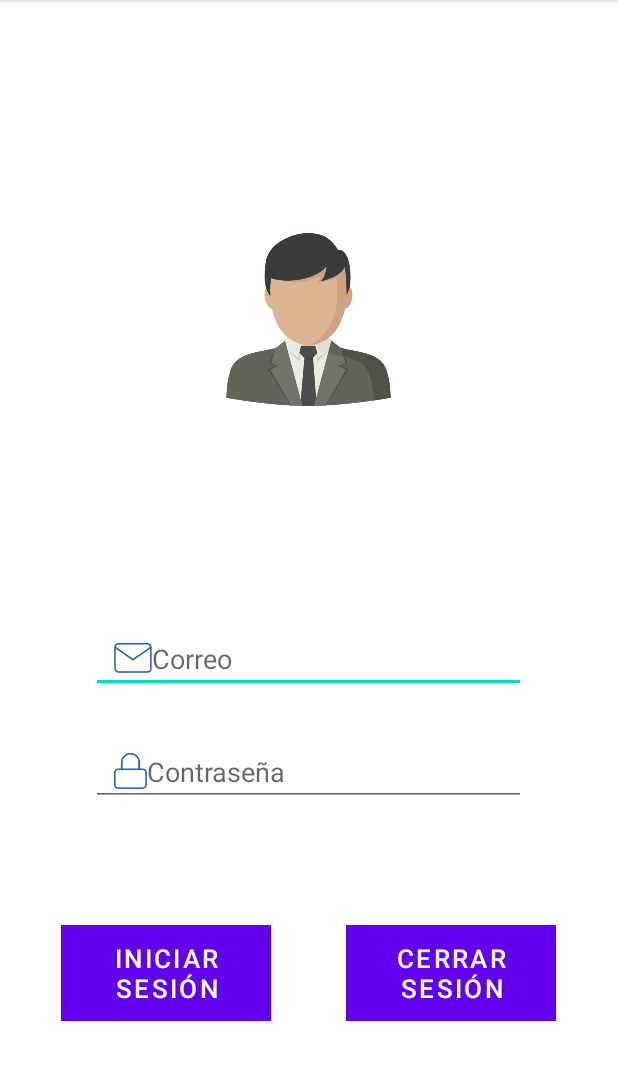
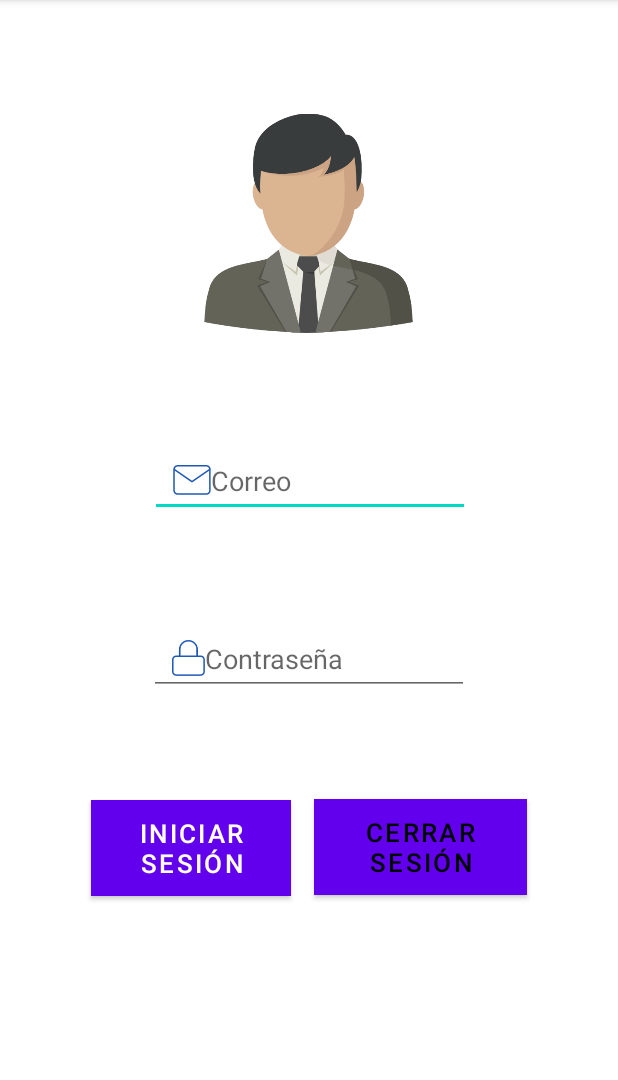
Before and after one commit to MooshroomBear/login-app, an Android app: the screen it shows after launch (MainActivity), on a phone screen of 412 x 824 dp, the part 84-1164 px from its top. Run offline under Robolectric (Android 15) with nearby library versions, the phone set to English and light mode, and no system bars.

Commit message:
Aplicación corregida

```diff
--- a/app/src/main/res/layout/activity_main.xml
+++ b/app/src/main/res/layout/activity_main.xml
@@ -10,7 +10,7 @@
         android:layout_width="match_parent"
         android:layout_height="match_parent">
 
-        <LinearLayout
+        <androidx.constraintlayout.widget.ConstraintLayout
             android:id="@+id/linearLayout"
             android:layout_width="match_parent"
             android:layout_height="match_parent"
@@ -22,80 +22,79 @@
 
             <ImageView
                 android:id="@+id/imageView"
-                android:layout_width="150dp"
-                android:layout_height="115dp"
-                android:layout_marginTop="68dp"
+                android:layout_width="146dp"
+                android:layout_height="156dp"
+                app:layout_constraintBottom_toTopOf="@+id/txtMail"
                 app:layout_constraintEnd_toEndOf="parent"
-                app:loyout_constraintStart_toStart="parent"
-                app:srcCompat="@drawable/icon_user"/>
+                app:layout_constraintHorizontal_bias="0.497"
+                app:layout_constraintStart_toStartOf="parent"
+                app:layout_constraintTop_toTopOf="parent"
 
-            <LinearLayout
-                android:id="@+id/linearLayout5"
-                android:layout_width="330dp"
-                android:layout_height="200dp"
-                android:layout_marginTop="76dp"
-                android:orientation="vertical"
-                tools:ignore="MissingConstraints">
+                app:srcCompat="@drawable/icon_user" />
 
             <EditText
                 android:id="@+id/txtMail"
-                    android:layout_width="match_parent"
+                android:layout_width="wrap_content"
                 android:layout_height="wrap_content"
-                    android:layout_marginStart="20dp"
-                    android:layout_marginTop="70dp"
-                    android:layout_marginEnd="20dp"
                 android:drawableLeft="@drawable/icon_feather_mail"
                 android:ems="10"
                 android:hint="Correo"
                 android:inputType="textEmailAddress"
-                    android:paddingLeft="15dp" />
+                android:minHeight="48dp"
+                android:paddingLeft="15dp"
+                app:layout_constraintBottom_toTopOf="@id/txtPassword"
+                app:layout_constraintEnd_toEndOf="parent"
+                app:layout_constraintHorizontal_bias="0.504"
+                app:layout_constraintStart_toStartOf="parent"
+                app:layout_constraintTop_toBottomOf="@id/imageView" />
 
             <EditText
                 android:id="@+id/txtPassword"
-                    android:layout_width="match_parent"
+                android:layout_width="wrap_content"
                 android:layout_height="wrap_content"
                 android:drawableLeft="@drawable/icon_feather_lock"
                 android:ems="10"
                 android:hint="Contraseña"
                 android:inputType="textPassword"
+                android:minHeight="48dp"
                 android:paddingLeft="15dp"
-                    android:layout_marginStart="20dp"
-                    android:layout_marginEnd="20dp"
-                    android:layout_marginTop="30dp"
-                    />
-
-            </LinearLayout>
-
-            <LinearLayout
-                android:id="@+id/linearLayout4"
-                android:layout_width="wrap_content"
-                android:layout_height="wrap_content"
-                android:orientation="horizontal"
-                tools:ignore="MissingConstraints">
+                app:layout_constraintBottom_toTopOf="@id/btnLogin"
+                app:layout_constraintEnd_toEndOf="parent"
+                app:layout_constraintStart_toStartOf="parent"
+                app:layout_constraintTop_toBottomOf="@+id/txtMail" />
 
             <Button
                 android:id="@+id/btnLogin"
-                    android:layout_width="140dp"
-                    android:layout_height="wrap_content"
-                    android:layout_marginTop="70dp"
+                android:layout_width="133dp"
+                android:layout_height="64dp"
+                android:layout_marginStart="5dp"
+                android:layout_marginBottom="100dp"
                 android:background="#B019D2"
                 android:text="Iniciar sesión"
                 android:textColor="#FFF"
-                    android:textSize="17sp"></Button>
+                android:textSize="17sp"
+                app:layout_constraintBottom_toBottomOf="parent"
+                app:layout_constraintEnd_toStartOf="@+id/btnCerrar"
+                app:layout_constraintStart_toStartOf="parent"
+                app:layout_constraintTop_toBottomOf="@+id/txtPassword"></Button>
 
             <Button
                 android:id="@+id/btnCerrar"
-                    android:layout_width="140dp"
-                    android:layout_height="match_parent"
-                    android:layout_marginLeft="50dp"
-                    android:layout_marginTop="70dp"
+                android:layout_width="142dp"
+                android:layout_height="64dp"
+                android:layout_marginEnd="5dp"
                 android:background="#F44336"
                 android:text="Cerrar sesión"
-                    android:textColor="#FFF"
-                    android:textSize="17sp"></Button>
-            </LinearLayout>
+                android:textColor="#000000"
+                android:textSize="17sp"
+                app:layout_constraintBottom_toBottomOf="parent"
+                app:layout_constraintEnd_toEndOf="parent"
+                app:layout_constraintStart_toEndOf="@id/btnLogin"
+                app:layout_constraintTop_toBottomOf="@id/txtPassword"
+                app:layout_constraintVertical_bias="0.289"></Button>
 
-        </LinearLayout>
+
+        </androidx.constraintlayout.widget.ConstraintLayout>
 
     </FrameLayout>
 </androidx.constraintlayout.widget.ConstraintLayout>
```
Also changed, not shown: app/src/main/res/layout/activity_main2.xml (+24 -12 lines). Lines whose indentation alone changed are shown as unchanged.
